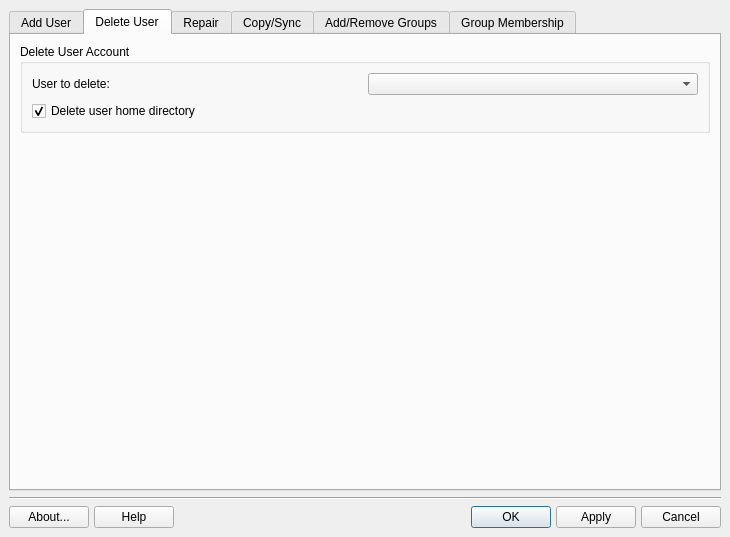
First picture: the form in meconfig.ui, repository timkb4cq/mx-user, before the edit.
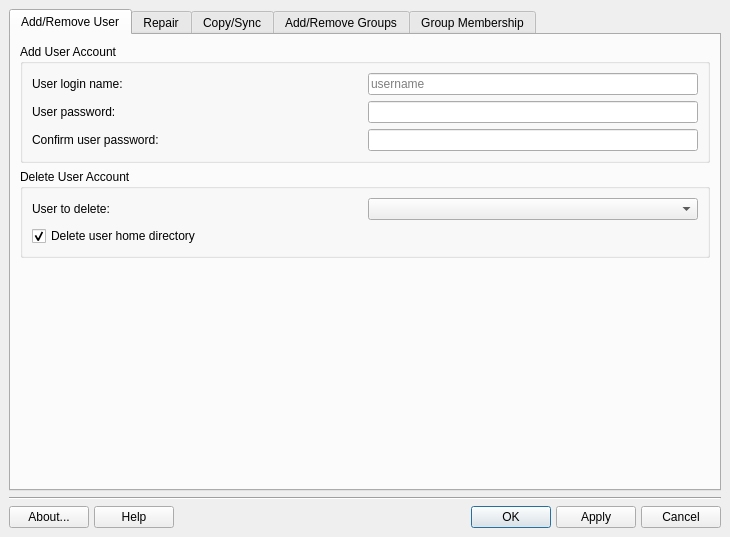
Second picture: the form after the edit. The open tabs and pages were chosen to show the change. Icons and pictures are not drawn.

```diff
--- a/meconfig.ui
+++ b/meconfig.ui
@@ -50,7 +50,7 @@
         <normaloff>../../../../usr/share/icons/Tango/16x16/actions/add.png</normaloff>../../../../usr/share/icons/Tango/16x16/actions/add.png</iconset>
       </attribute>
       <attribute name="title">
-       <string>Add User</string>
+       <string>Add/Remove User</string>
       </attribute>
       <attribute name="toolTip">
        <string>Add a new user</string>
@@ -188,7 +188,7 @@
          </layout>
         </widget>
        </item>
-       <item row="1" column="0">
+       <item row="2" column="0">
         <spacer>
          <property name="orientation">
           <enum>Qt::Vertical</enum>
@@ -201,41 +201,8 @@
          </property>
         </spacer>
        </item>
-      </layout>
-     </widget>
-     <widget class="QWidget" name="delUserTab">
-      <attribute name="icon">
-       <iconset>
-        <normaloff>../../../../usr/share/icons/Tango/16x16/actions/gtk-remove.png</normaloff>../../../../usr/share/icons/Tango/16x16/actions/gtk-remove.png</iconset>
-      </attribute>
-      <attribute name="title">
-       <string>Delete User</string>
-      </attribute>
-      <attribute name="toolTip">
-       <string>Delete a user</string>
-      </attribute>
-      <layout class="QGridLayout">
-       <property name="margin">
-        <number>9</number>
-       </property>
-       <property name="spacing">
-        <number>6</number>
-       </property>
        <item row="1" column="0">
-        <spacer>
-         <property name="orientation">
-          <enum>Qt::Vertical</enum>
-         </property>
-         <property name="sizeHint" stdset="0">
-          <size>
-           <width>20</width>
-           <height>40</height>
-          </size>
-         </property>
-        </spacer>
-       </item>
-       <item row="0" column="0">
-        <widget class="QGroupBox" name="groupBox_2">
+        <widget class="QGroupBox" name="deleteUserBox">
          <property name="sizePolicy">
           <sizepolicy hsizetype="MinimumExpanding" vsizetype="Minimum">
            <horstretch>0</horstretch>
@@ -245,7 +212,7 @@
          <property name="title">
           <string>Delete User Account</string>
          </property>
-         <layout class="QGridLayout">
+         <layout class="QGridLayout" name="_9">
           <property name="margin">
            <number>9</number>
           </property>
```
Left out of the diff: 8 changed lines with no effect on the pictures.
